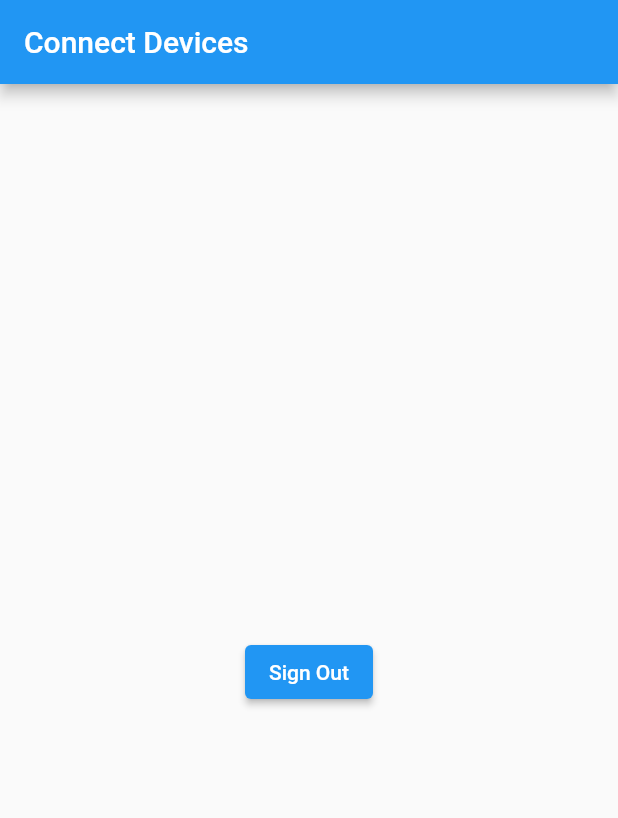
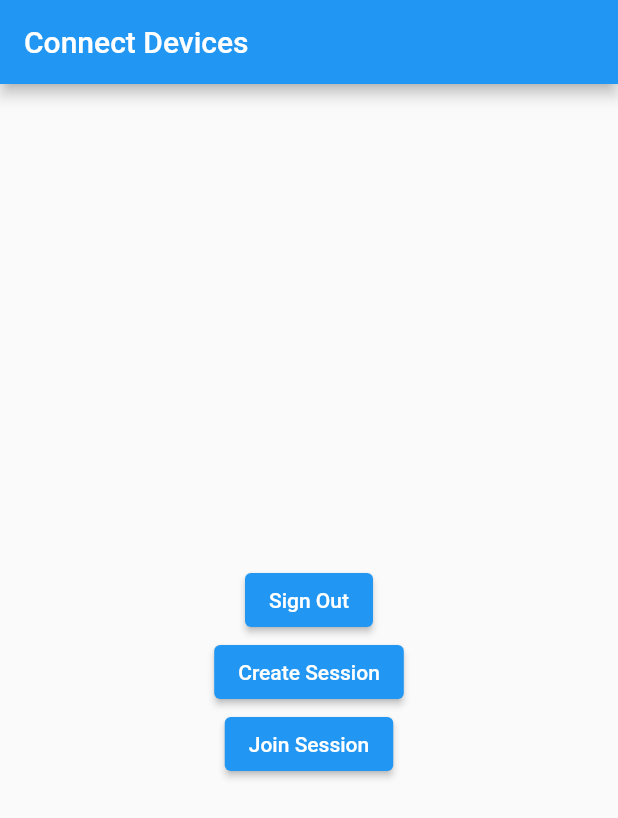
Before and after one commit to EnesAgir-7/Connect-Multiple-Diveces, a Flutter app: the screen it shows once a user with an empty profile is signed in, on a phone screen of 412 x 824 dp. Shown: the top 818 px of the screen. Run offline on Flutter 3.47's test engine with Material 2 defaults, Android fonts, the phone set to English and light mode, and no system bars; our stand-ins replace cloud_firestore, firebase_auth, firebase_core; accounts and stored records are empty.

Commit message:
create session

```diff
--- a/lib/page/home.dart
+++ b/lib/page/home.dart
@@ -1,50 +1,90 @@
+import 'package:cloud_firestore/cloud_firestore.dart';
 import 'package:flutter/material.dart';
 
 import 'package:firebase_auth/firebase_auth.dart';
 import 'package:new_app/auth.dart';
-import 'package:new_app/page/create_session.dart';
+import 'package:new_app/page/withFirebase/create_session.dart';
+import 'package:new_app/page/withFirebase/moderating.dart';
+import 'package:new_app/page/wifi/wifi_connect.dart';
+import 'package:new_app/page/wifi/wifi_connect_page.dart';
+import 'package:new_app/page/withFirebase/participaring.dart';
 
-class HomePage extends StatelessWidget {
-  HomePage({super.key});
+class HomePage extends StatefulWidget {
+  HomePage({Key? key}) : super(key: key);
 
-  final User? user = Auth().currentUser;
+  @override
+  _HomePageState createState() => _HomePageState();
+}
 
-  Future<void> signOut() async {
-    await Auth().signOut();
+class _HomePageState extends State<HomePage> {
+  final FirebaseAuth _auth = FirebaseAuth.instance;
+  final FirebaseFirestore _db = FirebaseFirestore.instance;
+  late final User _currentUser;
+  final TextEditingController _sessionController = TextEditingController();
+
+  @override
+  void initState() {
+    super.initState();
+    _currentUser = _auth.currentUser!;
   }
 
-  Widget _title() {
-    return const Text("Connect Devices");
-  }
-
-  Widget _userUid() {
-    return Text(user?.email ?? 'user email');
-  }
-
-  Widget _singOutButton() {
-    return ElevatedButton(
-      onPressed: signOut,
-      child: Text("Sign Out"),
+  Future<void> _createSession() async {
+    // Uniq ID for the session
+    final String sessionId = _db.collection('sessions').doc().id;
+    print("--------------------");
+    print(sessionId);
+    await _db.collection('sessions').doc(sessionId).set({
+      'moderator': _currentUser.email,
+      'members': [_currentUser.email],
+    });
+    Navigator.of(context).push(
+      MaterialPageRoute(
+        builder: (_) => ModeratingPage(
+          sessionId: sessionId,
+          sessionID: '',
+        ),
+      ),
     );
   }
 
-  // Widget _createSession(BuildContext context) {
-  //   return ElevatedButton(
-  //     onPressed: () {
-  //       Navigator.push(
-  //         context,
-  //         MaterialPageRoute(builder: (context) => CreateSessionPage()),
-  //       );
-  //     },
-  //     child: const Text("Create Session"),
-  //   );
-  // }
+  Future<void> _joinSession(String sessionId) async {
+    final DocumentSnapshot<Map<String, dynamic>> session = await _db.collection('sessions').doc(sessionId).get();
+
+    // Check if session exists
+    if (!session.exists) {
+      ScaffoldMessenger.of(context).showSnackBar(
+        SnackBar(content: Text('Session not found')),
+      );
+      return;
+    }
+
+    final List<dynamic>? members = session.data()?['members'] as List<dynamic>?;
+    final String? moderator = session.data()?['moderator'] as String?;
+
+    // Check if user has already joined
+    if (members != null && members.contains(_currentUser.email)) {
+      Navigator.of(context).push(MaterialPageRoute(
+        builder: (_) => ParticipatingPage(sessionId: sessionId),
+      ));
+      return;
+    }
+
+    // Update members and send to the session
+    final Map<String, dynamic> updatedSession = {'members': members ?? [], 'moderator': moderator};
+    (updatedSession['members'] as List<dynamic>).add(_currentUser.email);
+
+    await _db.collection('sessions').doc(sessionId).update(updatedSession);
+
+    Navigator.of(context).push(MaterialPageRoute(
+      builder: (_) => ParticipatingPage(sessionId: sessionId),
+    ));
+  }
 
   @override
   Widget build(BuildContext context) {
     return Scaffold(
       appBar: AppBar(
-        title: _title(),
+        title: Text('Connect Devices'),
       ),
       body: Container(
         height: double.infinity,
@@ -54,12 +94,91 @@ class HomePage extends StatelessWidget {
           crossAxisAlignment: CrossAxisAlignment.center,
           mainAxisAlignment: MainAxisAlignment.center,
           children: <Widget>[
-            _userUid(),
-            _singOutButton(),
-            // _createSession(),
+            Text(_currentUser.email ?? 'No user email'),
+            ElevatedButton(
+              onPressed: () async {
+                await _auth.signOut();
+              },
+              child: Text('Sign Out'),
+            ),
+            ElevatedButton(
+              onPressed: _createSession,
+              child: Text('Create Session'),
+            ),
+            ElevatedButton(
+              onPressed: () => showDialog(
+                context: context,
+                builder: (_) => AlertDialog(
+                  title: Text('Join Session'),
+                  content: TextField(
+                    controller: _sessionController,
+                    decoration: InputDecoration(hintText: 'Session ID'),
+                  ),
+                  actions: [
+                    TextButton(
+                      onPressed: () => Navigator.of(context).pop(),
+                      child: Text('Cancel'),
+                    ),
+                    TextButton(
+                      onPressed: () async {
+                        final String sessionId = _sessionController.text.trim();
+                        Navigator.of(context).pop();
+                        await _joinSession(sessionId);
+                      },
+                      child: Text('Join'),
+                    ),
+                  ],
+                ),
+              ),
+              child: Text('Join Session'),
+            ),
           ],
         ),
       ),
     );
   }
 }
+
+class Session {
+  final String sessionId;
+  final String moderator;
+  final List<String> members;
+
+  Session({
+    required this.sessionId,
+    required this.moderator,
+    required this.members,
+  });
+
+  factory Session.fromSnapshot(DocumentSnapshot snapshot) {
+    final data = snapshot.data() as Map<String, dynamic>;
+    return Session(
+      sessionId: snapshot.id,
+      moderator: data['moderator'],
+      members: List<String>.from(data['members']),
+    );
+  }
+}
+
+class SessionBloc {
+  final CollectionReference sessionCollection = FirebaseFirestore.instance.collection('sessions');
+
+  Future<String> addSession(String moderatorID, String text) async {
+    var sessionID = FirebaseFirestore.instance.collection('sessions').doc().id;
+
+    await sessionCollection.doc(sessionID).set({
+      'moderator': moderatorID,
+      'members': [],
+    });
+
+    return sessionID;
+  }
+
+  Future<void> removeSession(String sessionID) async {
+    return sessionCollection.doc(sessionID).delete();
+  }
+
+  Stream<QuerySnapshot> getSessions() {
+    return sessionCollection.snapshots();
+  }
+}
--- /dev/null
+++ b/lib/page/withFirebase/create_session.dart
@@ -0,0 +1,69 @@
+import 'package:flutter/material.dart';
+import 'package:new_app/page/home.dart';
+import 'package:new_app/page/withFirebase/moderating.dart';
+
+class CreateSessionPage extends StatefulWidget {
+  final SessionBloc sessionBloc;
+
+  CreateSessionPage({required this.sessionBloc});
+
+  @override
+  _CreateSessionPageState createState() => _CreateSessionPageState();
+}
+
+class _CreateSessionPageState extends State<CreateSessionPage> {
+  TextEditingController moderatorIDController = TextEditingController();
+  TextEditingController sessionIDController = TextEditingController();
+
+  void _createSession(BuildContext context) async {
+    await widget.sessionBloc.addSession(moderatorIDController.text, sessionIDController.text);
+    Navigator.of(context).push(
+      MaterialPageRoute(
+        builder: (context) => ModeratingPage(
+          sessionID: sessionIDController.text,
+          sessionId: '',
+        ),
+      ),
+    );
+  }
+
+  @override
+  Widget build(BuildContext context) {
+    return Scaffold(
+      appBar: AppBar(
+        title: Text("Create Session"),
+      ),
+      body: Container(
+        padding: EdgeInsets.all(20),
+        child: Column(
+          children: [
+            TextField(controller: moderatorIDController, decoration: InputDecoration(hintText: 'Enter moderator ID')),
+            TextField(controller: sessionIDController, decoration: InputDecoration(hintText: 'Enter session ID')),
+            ElevatedButton(onPressed: () => _createSession(context), child: Text('Create Session'))
+          ],
+        ),
+      ),
+    );
+  }
+}
+
+class Session {
+  String sessionID;
+  String moderatorID;
+  List participantEmails;
+
+  Session({required this.sessionID, required this.moderatorID, required this.participantEmails});
+
+  Map<String, dynamic> toJson() => {
+        'sessionID': sessionID,
+        'moderatorID': moderatorID,
+        'participantEmails': participantEmails,
+      };
+
+  Session.fromJson(Map<String, dynamic> json)
+      : sessionID = json['sessionID'],
+        moderatorID = json['moderatorID'],
+        participantEmails = List.from(
+          json['participantEmails'],
+        );
+}
```
Also changed, not shown: lib/main.dart (+0 -20 lines).
